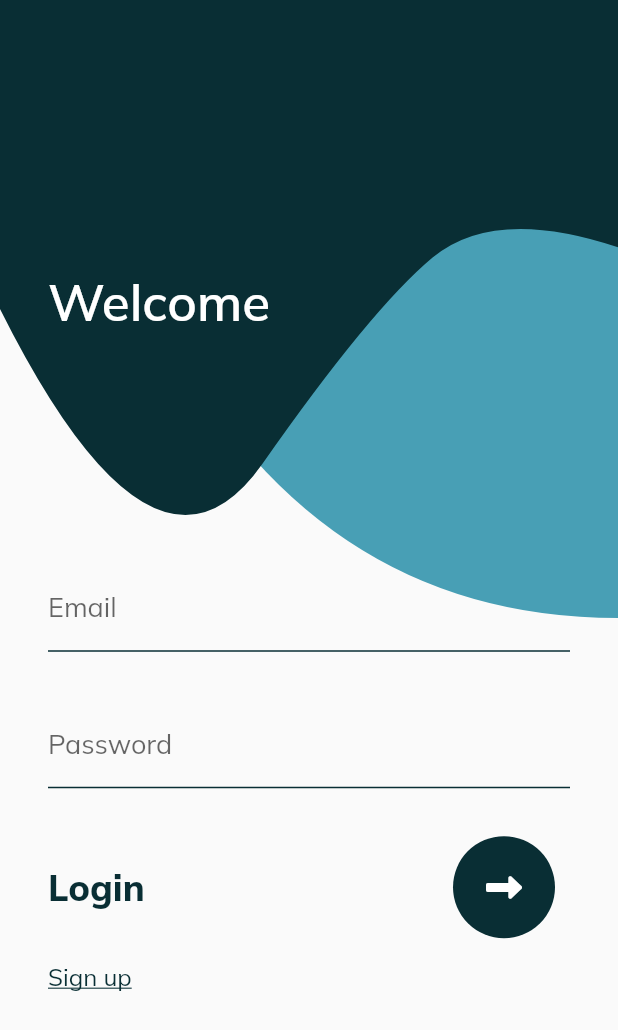
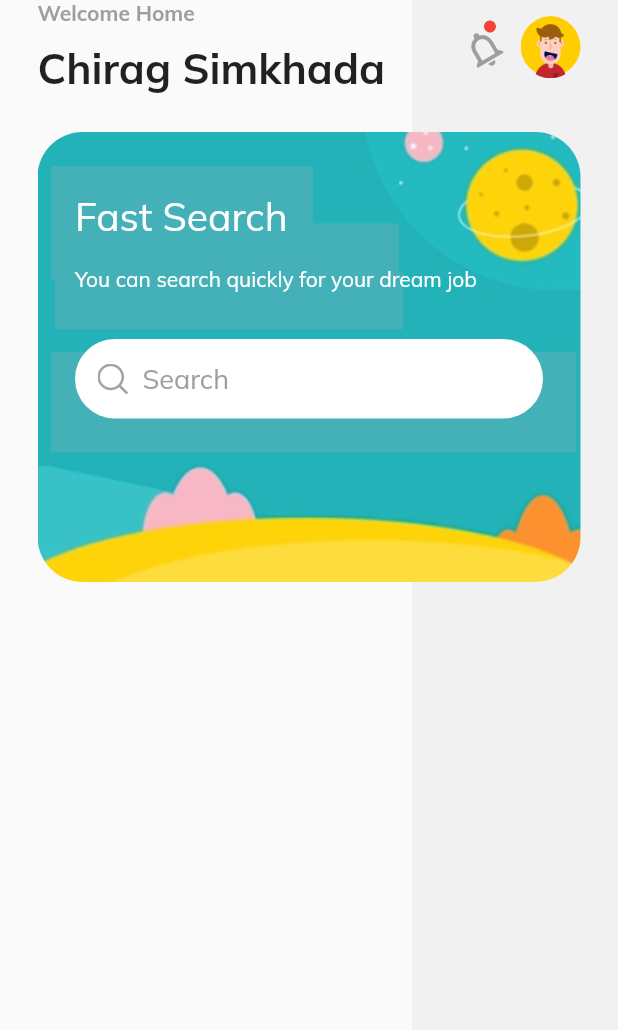
Before and after one commit to Chirag123-bit/HireHubApp, a Flutter app: the screen it shows after launch, on a phone screen of 412 x 824 dp. Shown: the top 1030 px of the screen. Run offline on Flutter 3.47's test engine with Material 2 defaults, Android fonts, the phone set to English and light mode, and no system bars; our stand-ins replace font_awesome_flutter, google_fonts.

Commit message:
Started working on homepage

```diff
--- a/lib/constants.dart
+++ /dev/null
@@ -1,4 +0,0 @@
-import 'package:flutter/material.dart';
-
-const kPrimaryColor = Color(0xFF6F35A5);
-const kPrimaryLightColor = Color(0xFFF1E6FF);
--- a/lib/main.dart
+++ b/lib/main.dart
@@ -1,6 +1,8 @@
 import 'package:flutter/material.dart';
+import 'package:flutter/services.dart';
 import 'package:google_fonts/google_fonts.dart';
 import 'package:hirehub/screens/auth/auth.dart';
+import 'package:hirehub/screens/home/HomeScreen.dart';
 
 import 'config/Palette.dart';
 
@@ -13,20 +15,26 @@ class MyApp extends StatelessWidget {
 
   @override
   Widget build(BuildContext context) {
+    SystemChrome.setSystemUIOverlayStyle(
+        const SystemUiOverlayStyle(statusBarColor: Colors.transparent));
     return MaterialApp(
       theme: ThemeData(
+        primaryColor: Color(0xFF43B1B7),
+        accentColor: Color(0xFFFED408),
         visualDensity: VisualDensity.adaptivePlatformDensity,
         textTheme: GoogleFonts.muliTextTheme(),
-        accentColor: Palette.darkOrange,
         appBarTheme: const AppBarTheme(
-          brightness: Brightness.dark,
           color: Palette.darkBlue,
+          systemOverlayStyle: SystemUiOverlayStyle.light,
         ),
+        colorScheme:
+            ColorScheme.fromSwatch().copyWith(secondary: Palette.darkOrange),
       ),
       debugShowCheckedModeBanner: false,
       initialRoute: "/",
       routes: {
-        "/": (context) => const AuthScreen(),
+        "/": (context) => const HomePage(),
+        "/auth": (context) => const AuthScreen(),
       },
     );
   }
--- a/lib/screens/auth/auth.dart
+++ b/lib/screens/auth/auth.dart
@@ -38,13 +38,13 @@ class _AuthScreenState extends State<AuthScreen>
           ),
           Center(
             child: ConstrainedBox(
-              constraints: BoxConstraints(maxHeight: 800),
+              constraints: const BoxConstraints(maxHeight: 800),
               child: ValueListenableBuilder<bool>(
                 valueListenable: showSignInPage,
                 builder: (context, value, child) {
                   return PageTransitionSwitcher(
                     reverse: !value,
-                    duration: Duration(milliseconds: 800),
+                    duration: const Duration(milliseconds: 800),
                     transitionBuilder: (child, animation, secondaryAnimation) {
                       return SharedAxisTransition(
                         animation: animation,
--- /dev/null
+++ b/lib/screens/home/HomeScreen.dart
@@ -0,0 +1,39 @@
+import 'package:flutter/material.dart';
+import 'package:hirehub/screens/home/widgets/SearchCard.dart';
+
+import 'widgets/HomeAppBar.dart';
+
+class HomePage extends StatelessWidget {
+  const HomePage({Key? key}) : super(key: key);
+
+  @override
+  Widget build(BuildContext context) {
+    return Scaffold(
+      body: Stack(
+        children: [
+          Row(
+            children: [
+              Expanded(
+                flex: 2,
+                child: Container(),
+              ),
+              Expanded(
+                flex: 1,
+                child: Container(
+                  color: Colors.grey.withOpacity(0.1),
+                ),
+              ),
+            ],
+          ),
+          Column(
+            crossAxisAlignment: CrossAxisAlignment.start,
+            children: [
+              HomeAppBar(),
+              SearchCard(),
+            ],
+          )
+        ],
+      ),
+    );
+  }
+}
--- /dev/null
+++ b/lib/screens/home/widgets/HomeAppBar.dart
@@ -0,0 +1,75 @@
+import 'package:flutter/material.dart';
+
+class HomeAppBar extends StatelessWidget {
+  @override
+  Widget build(BuildContext context) {
+    return Container(
+      padding: EdgeInsets.only(
+          top: MediaQuery.of(context).padding.top, left: 25, right: 25),
+      child: Row(
+        mainAxisAlignment: MainAxisAlignment.spaceBetween,
+        children: [
+          Column(
+            crossAxisAlignment: CrossAxisAlignment.start,
+            children: const [
+              Text(
+                "Welcome Home",
+                style: TextStyle(
+                  color: Colors.grey,
+                  fontWeight: FontWeight.bold,
+                ),
+              ),
+              SizedBox(
+                height: 10,
+              ),
+              Text(
+                "Chirag Simkhada",
+                style: TextStyle(
+                  fontWeight: FontWeight.bold,
+                  fontSize: 28,
+                ),
+              ),
+            ],
+          ),
+          Row(
+            children: [
+              Container(
+                margin: const EdgeInsets.only(top: 30, right: 10),
+                transform: Matrix4.rotationZ(100),
+                child: Stack(
+                  children: [
+                    const Icon(
+                      Icons.notifications_none,
+                      size: 30,
+                      color: Colors.grey,
+                    ),
+                    Positioned(
+                      top: 0,
+                      right: 0,
+                      child: Container(
+                        padding: const EdgeInsets.all(4),
+                        decoration: const BoxDecoration(
+                          color: Colors.red,
+                          shape: BoxShape.circle,
+                        ),
+                      ),
+                    )
+                  ],
+                ),
+              ),
+              const SizedBox(
+                width: 20,
+              ),
+              ClipOval(
+                child: Image.asset(
+                  "assets/images/avatar.png",
+                  width: 40,
+                ),
+              )
+            ],
+          ),
+        ],
+      ),
+    );
+  }
+}
--- /dev/null
+++ b/lib/screens/home/widgets/SearchCard.dart
@@ -0,0 +1,71 @@
+import 'package:flutter/material.dart';
+
+class SearchCard extends StatelessWidget {
+  const SearchCard({Key? key}) : super(key: key);
+
+  @override
+  Widget build(BuildContext context) {
+    return Container(
+      height: 300,
+      width: double.maxFinite,
+      padding: const EdgeInsets.symmetric(
+        horizontal: 25,
+        vertical: 40,
+      ),
+      margin: const EdgeInsets.all(25),
+      decoration: BoxDecoration(
+          borderRadius: BorderRadius.circular(30),
+          image: const DecorationImage(
+              image: AssetImage("assets/images/search_bg.png"),
+              fit: BoxFit.cover)),
+      child: Column(
+        crossAxisAlignment: CrossAxisAlignment.start,
+        children: [
+          const Text(
+            "Fast Search",
+            style: TextStyle(
+              color: Colors.white,
+              fontSize: 26,
+            ),
+          ),
+          const SizedBox(
+            height: 10,
+          ),
+          const Text(
+            "You can search quickly for your dream job",
+            style: TextStyle(
+              height: 1.8,
+              color: Colors.white,
+              fontWeight: FontWeight.w400,
+            ),
+          ),
+          const SizedBox(
+            height: 30,
+          ),
+          Container(
+            padding: const EdgeInsets.all(15),
+            decoration: BoxDecoration(
+              borderRadius: BorderRadius.circular(30),
+              color: Colors.white,
+            ),
+            child: Row(
+              children: [
+                Image.asset(
+                  "assets/icons/search.png",
+                  width: 20,
+                ),
+                const SizedBox(
+                  width: 10,
+                ),
+                const Text(
+                  "Search",
+                  style: TextStyle(color: Colors.grey, fontSize: 18),
+                )
+              ],
+            ),
+          ),
+        ],
+      ),
+    );
+  }
+}
--- a/lib/widgets/CustomInputWidget.dart
+++ /dev/null
@@ -1,62 +0,0 @@
-import 'package:flutter/material.dart';
-
-class CustomTextField extends StatelessWidget {
-  IconData? suffixIcon;
-  final IconData? prefixIcon;
-  final TextEditorController? textEditorController;
-  final bool? isObscure;
-  final String? hintText;
-  CustomTextField({
-    Key? key,
-    this.suffixIcon,
-    this.textEditorController,
-    this.isObscure = false,
-    this.hintText,
-    this.prefixIcon,
-  }) : super(key: key);
-
-  @override
-  Widget build(BuildContext context) {
-    return Container(
-      padding: const EdgeInsets.symmetric(horizontal: 16),
-      decoration: BoxDecoration(
-        border: Border.all(
-          color: Colors.white,
-          width: 2,
-        ),
-        borderRadius: const BorderRadius.all(
-          Radius.circular(25),
-        ),
-      ),
-      child: Row(
-        children: [
-          Icon(
-            prefixIcon,
-            color: Colors.white,
-          ),
-          const SizedBox(
-            width: 5,
-          ),
-          Expanded(
-            child: TextField(
-              style: const TextStyle(
-                color: Colors.white,
-                fontSize: 20,
-              ),
-              obscureText: isObscure!,
-              decoration: InputDecoration(
-                border: InputBorder.none,
-                hintText: hintText,
-                hintStyle: TextStyle(
-                  color: Colors.white.withOpacity(0.8),
-                ),
-              ),
-            ),
-          ),
-        ],
-      ),
-    );
-  }
-}
-
-class TextEditorController {}
```
Also changed, not shown: assets/icons/search.png (added), assets/images/avatar.png (added), assets/images/profile.jpg (added), assets/images/search_bg.png (added).
